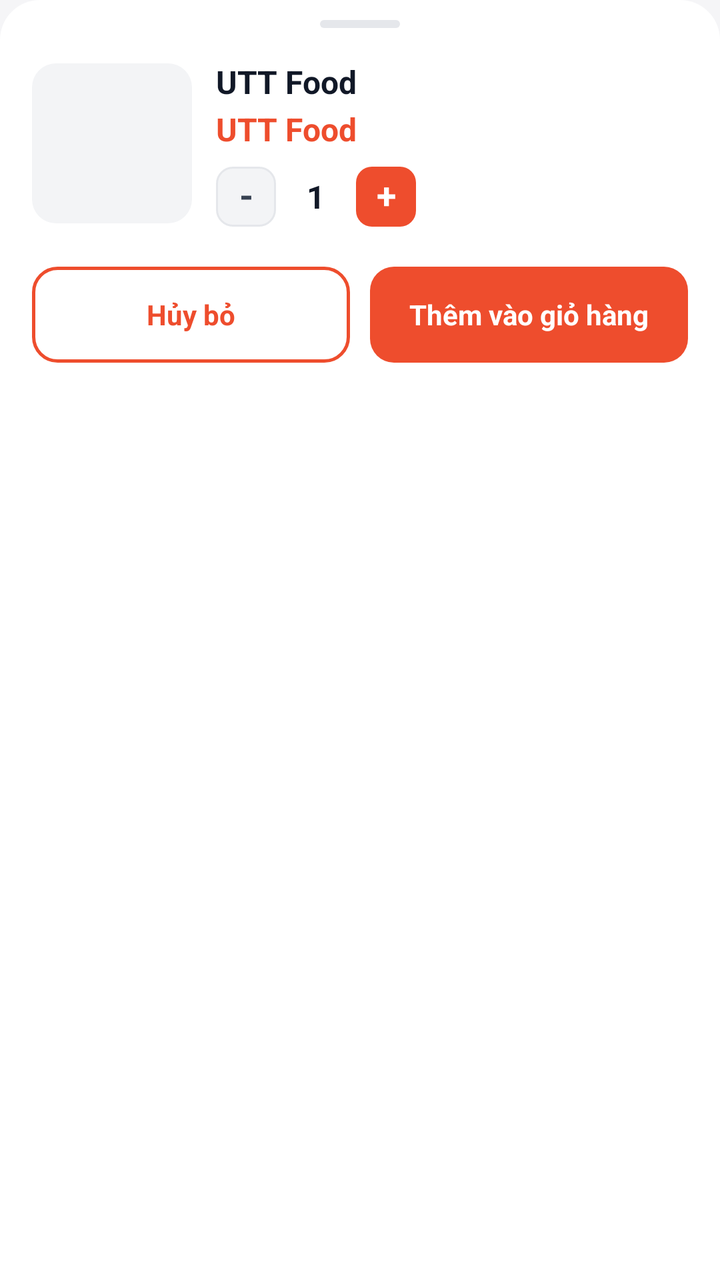
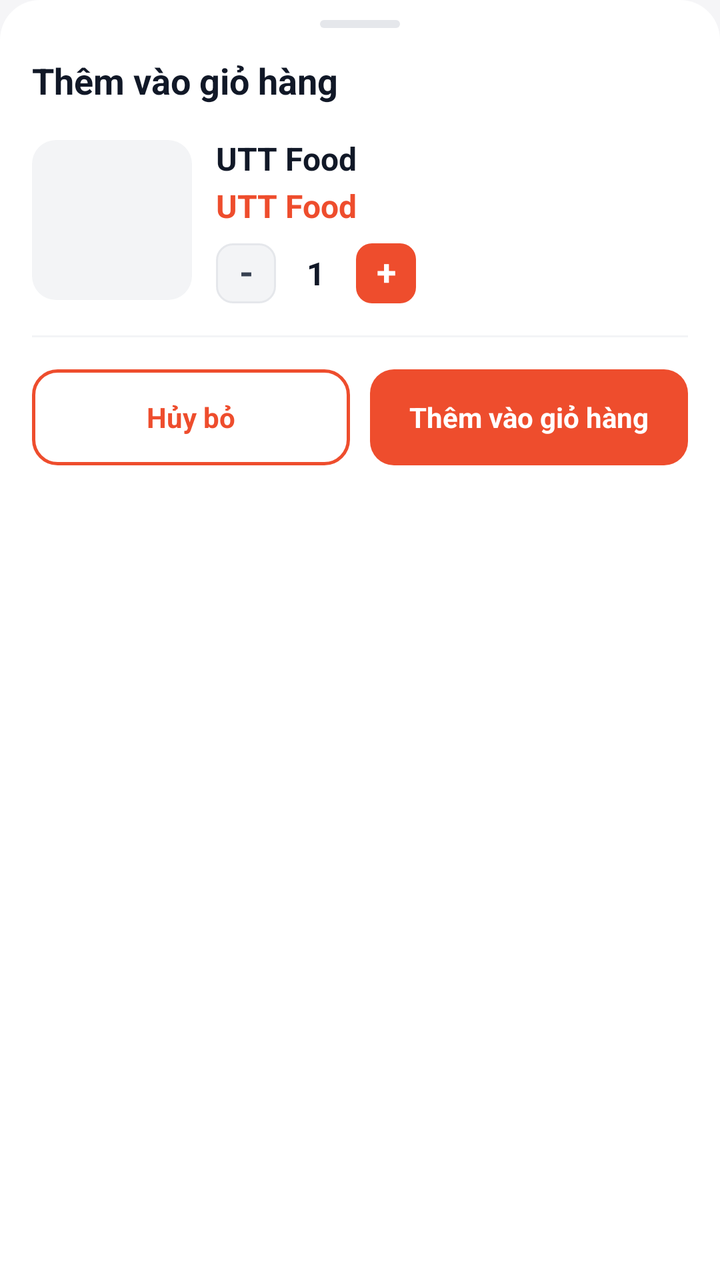

An Android layout rendered at two revisions. The XML below is the earlier revision; the diff shows what the commit changed to produce the second picture.
<!-- AndroidManifest.xml: application theme AppTheme -->
<!-- res/layout/layout_bottom_sheet_cart.xml -->
<?xml version="1.0" encoding="utf-8"?>
<RelativeLayout xmlns:android="http://schemas.android.com/apk/res/android"
    xmlns:app="http://schemas.android.com/apk/res-auto"
    xmlns:tools="http://schemas.android.com/tools"
    android:layout_width="match_parent"
    android:layout_height="wrap_content"
    android:background="@drawable/bg_sheet_top"
    android:paddingStart="@dimen/define_dimen_16"
    android:paddingTop="@dimen/define_dimen_10"
    android:paddingEnd="@dimen/define_dimen_16"
    android:paddingBottom="@dimen/define_dimen_16"
    tools:viewBindingIgnore="true">

    <View
        android:id="@+id/grabber"
        android:layout_width="@dimen/define_dimen_40"
        android:layout_height="4dp"
        android:layout_centerHorizontal="true"
        android:background="@drawable/bg_sheet_grabber" />

    <RelativeLayout
        android:id="@+id/layout_infor"
        android:layout_width="match_parent"
        android:layout_height="wrap_content"
        android:layout_below="@+id/grabber"
        android:layout_marginTop="@dimen/define_dimen_16">

        <androidx.cardview.widget.CardView
            android:id="@+id/layout_image"
            android:layout_width="@dimen/define_dimen_80"
            android:layout_height="@dimen/define_dimen_80"
            android:layout_centerVertical="true"
            app:cardCornerRadius="@dimen/define_dimen_12"
            app:cardElevation="0dp">

            <ImageView
                android:id="@+id/img_food_cart"
                android:layout_width="match_parent"
                android:layout_height="match_parent"
                android:background="@color/neutral100"
                android:scaleType="centerCrop"
                tools:ignore="ContentDescription" />
        </androidx.cardview.widget.CardView>

        <LinearLayout
            android:layout_width="match_parent"
            android:layout_height="wrap_content"
            android:layout_centerVertical="true"
            android:layout_marginStart="@dimen/define_dimen_12"
            android:layout_toEndOf="@+id/layout_image"
            android:orientation="vertical">

            <TextView
                android:id="@+id/tv_food_name_cart"
                android:layout_width="match_parent"
                android:layout_height="wrap_content"
                android:ellipsize="end"
                android:maxLines="2"
                android:text="@string/app_name"
                android:textColor="@color/neutral900"
                android:textSize="@dimen/text_size_normal"
                android:textStyle="bold" />

            <TextView
                android:id="@+id/tv_food_price_cart"
                android:layout_width="wrap_content"
                android:layout_height="wrap_content"
                android:layout_marginTop="@dimen/define_dimen_2"
                android:text="@string/app_name"
                android:textColor="@color/priceColor"
                android:textSize="@dimen/text_size_normal"
                android:textStyle="bold" />

            <LinearLayout
                android:layout_width="wrap_content"
                android:layout_height="wrap_content"
                android:layout_marginTop="@dimen/define_dimen_8"
                android:gravity="center_vertical"
                android:orientation="horizontal">

                <TextView
                    android:id="@+id/tv_subtract"
                    android:layout_width="@dimen/define_dimen_30"
                    android:layout_height="@dimen/define_dimen_30"
                    android:background="@drawable/bg_stepper_button"
                    android:gravity="center"
                    android:includeFontPadding="false"
                    android:text="@string/label_sub"
                    android:textColor="@color/neutral700"
                    android:textSize="@dimen/text_size_xnormal"
                    android:textStyle="bold" />

                <TextView
                    android:id="@+id/tv_count"
                    android:layout_width="@dimen/define_dimen_40"
                    android:layout_height="@dimen/define_dimen_30"
                    android:gravity="center"
                    android:text="@string/label_quantity_1"
                    android:textColor="@color/neutral900"
                    android:textSize="@dimen/text_size_normal"
                    android:textStyle="bold" />

                <TextView
                    android:id="@+id/tv_add"
                    android:layout_width="@dimen/define_dimen_30"
                    android:layout_height="@dimen/define_dimen_30"
                    android:background="@drawable/bg_stepper_button_primary"
                    android:gravity="center"
                    android:includeFontPadding="false"
                    android:text="@string/label_add"
                    android:textColor="@color/white"
                    android:textSize="@dimen/text_size_xnormal"
                    android:textStyle="bold" />
            </LinearLayout>
        </LinearLayout>
    </RelativeLayout>

    <LinearLayout
        android:layout_width="match_parent"
        android:layout_height="wrap_content"
        android:layout_below="@+id/layout_infor"
        android:layout_marginTop="@dimen/define_dimen_20"
        android:orientation="horizontal">

        <TextView
            android:id="@+id/tv_cancel"
            android:layout_width="0dp"
            android:layout_height="@dimen/define_dimen_48"
            android:layout_marginEnd="@dimen/define_dimen_10"
            android:layout_weight="1"
            android:background="@drawable/bg_outlined_button"
            android:gravity="center"
            android:text="@string/cancel"
            android:textColor="@color/brandOrange"
            android:textSize="@dimen/text_size_small"
            android:textStyle="bold" />

        <TextView
            android:id="@+id/tv_add_cart"
            android:layout_width="0dp"
            android:layout_height="@dimen/define_dimen_48"
            android:layout_weight="1"
            android:background="@drawable/bg_primary_button"
            android:gravity="center"
            android:text="@string/add_to_cart"
            android:textColor="@color/white"
            android:textSize="@dimen/text_size_small"
            android:textStyle="bold" />
    </LinearLayout>
</RelativeLayout>
<!-- resources referenced by this layout -->
<resources>
  <color name="brandOrange">#EE4D2D</color>
  <color name="neutral100">#F3F4F6</color>
  <color name="neutral700">#374151</color>
  <color name="neutral900">#111827</color>
  <color name="priceColor">#EE4D2D</color>
  <color name="white">#ffffff</color>
  <dimen name="define_dimen_10">10dp</dimen>
  <dimen name="define_dimen_12">12dp</dimen>
  <dimen name="define_dimen_16">16dp</dimen>
  <dimen name="define_dimen_2">2dp</dimen>
  <dimen name="define_dimen_20">20dp</dimen>
  <dimen name="define_dimen_30">30dp</dimen>
  <dimen name="define_dimen_40">40dp</dimen>
  <dimen name="define_dimen_48">48dp</dimen>
  <dimen name="define_dimen_8">8dp</dimen>
  <dimen name="define_dimen_80">80dp</dimen>
  <dimen name="text_size_normal">16sp</dimen>
  <dimen name="text_size_small">14sp</dimen>
  <dimen name="text_size_xnormal">18sp</dimen>
  <!-- drawable bg_primary_button (drawable) -->
  <?xml version="1.0" encoding="utf-8"?>
  <ripple xmlns:android="http://schemas.android.com/apk/res/android"
      android:color="@color/rippleLight">
      <item android:id="@android:id/mask">
          <shape android:shape="rectangle">
              <solid android:color="@color/white" />
              <corners android:radius="12dp" />
          </shape>
      </item>
      <item>
          <shape android:shape="rectangle">
              <solid android:color="@color/brandOrange" />
              <corners android:radius="12dp" />
          </shape>
      </item>
  </ripple>
  <!-- drawable bg_sheet_grabber (drawable) -->
  <?xml version="1.0" encoding="utf-8"?>
  <shape xmlns:android="http://schemas.android.com/apk/res/android"
      android:shape="rectangle">
      <solid android:color="@color/neutral200" />
      <corners android:radius="3dp" />
  </shape>
  <!-- drawable bg_sheet_top (drawable) -->
  <?xml version="1.0" encoding="utf-8"?>
  <shape xmlns:android="http://schemas.android.com/apk/res/android"
      android:shape="rectangle">
      <solid android:color="@color/surfaceBackground" />
      <corners
          android:topLeftRadius="20dp"
          android:topRightRadius="20dp" />
  </shape>
  <!-- drawable bg_stepper_button_primary (drawable) -->
  <?xml version="1.0" encoding="utf-8"?>
  <ripple xmlns:android="http://schemas.android.com/apk/res/android"
      android:color="@color/rippleLight">
      <item android:id="@android:id/mask">
          <shape android:shape="rectangle">
              <solid android:color="@color/white" />
              <corners android:radius="8dp" />
          </shape>
      </item>
      <item>
          <shape android:shape="rectangle">
              <solid android:color="@color/brandOrange" />
              <corners android:radius="8dp" />
          </shape>
      </item>
  </ripple>
  <string name="add_to_cart">Thêm vào giỏ hàng</string>
  <string name="app_name">UTT Food</string>
  <string name="cancel">Hủy bỏ</string>
  <string name="label_add">+</string>
  <string name="label_quantity_1">1</string>
  <string name="label_sub">-</string>
  <style name="AppTheme" parent="Theme.AppCompat.Light.NoActionBar">
          <item name="colorPrimary">@color/colorPrimary</item>
          <item name="colorPrimaryDark">@color/colorPrimaryDark</item>
          <item name="colorAccent">@color/colorAccent</item>
          <item name="android:statusBarColor">@color/brandOrangeDark</item>
          <item name="android:windowBackground">@color/screenBackground</item>
          <item name="android:textColor">@color/textColorPrimary</item>
      </style>
  <color name="ripplePrimary">#33EE4D2D</color>
  <color name="rippleLight">#33FFFFFF</color>
  <color name="neutral200">#E5E7EB</color>
  <color name="surfaceBackground">#FFFFFF</color>
  <color name="rippleDark">#1F000000</color>
  <color name="colorPrimary">#EE4D2D</color>
  <color name="colorPrimaryDark">#D73211</color>
  <color name="colorAccent">#FF7A47</color>
  <color name="brandOrangeDark">#D73211</color>
  <color name="screenBackground">#F5F5F7</color>
  <color name="textColorPrimary">#222222</color>
  <!-- unchanged entries left out for length: 2 -->
</resources>

<!-- the commit's change to res/layout/layout_bottom_sheet_cart.xml (unified diff, before → after) -->
@@ -18,11 +18,22 @@
         android:layout_centerHorizontal="true"
         android:background="@drawable/bg_sheet_grabber" />
 
+    <TextView
+        android:id="@+id/tv_sheet_title"
+        android:layout_width="match_parent"
+        android:layout_height="wrap_content"
+        android:layout_below="@+id/grabber"
+        android:layout_marginTop="@dimen/define_dimen_14"
+        android:text="@string/add_to_cart"
+        android:textColor="@color/neutral900"
+        android:textSize="@dimen/text_size_xnormal"
+        android:textStyle="bold" />
+
     <RelativeLayout
         android:id="@+id/layout_infor"
         android:layout_width="match_parent"
         android:layout_height="wrap_content"
-        android:layout_below="@+id/grabber"
+        android:layout_below="@+id/tv_sheet_title"
         android:layout_marginTop="@dimen/define_dimen_16">
 
         <androidx.cardview.widget.CardView
@@ -115,11 +126,19 @@
         </LinearLayout>
     </RelativeLayout>
 
+    <View
+        android:id="@+id/divider_cart_sheet"
+        android:layout_width="match_parent"
+        android:layout_height="1dp"
+        android:layout_below="@+id/layout_infor"
+        android:layout_marginTop="@dimen/define_dimen_16"
+        android:background="@color/neutral100" />
+
     <LinearLayout
         android:layout_width="match_parent"
         android:layout_height="wrap_content"
-        android:layout_below="@+id/layout_infor"
-        android:layout_marginTop="@dimen/define_dimen_20"
+        android:layout_below="@+id/divider_cart_sheet"
+        android:layout_marginTop="@dimen/define_dimen_16"
         android:orientation="horizontal">
 
         <TextView
<!-- resource entries referenced after the edit -->
@@ -8,9 +8,9 @@
   <color name="white">#ffffff</color>
   <dimen name="define_dimen_10">10dp</dimen>
   <dimen name="define_dimen_12">12dp</dimen>
+  <dimen name="define_dimen_14">14dp</dimen>
   <dimen name="define_dimen_16">16dp</dimen>
   <dimen name="define_dimen_2">2dp</dimen>
-  <dimen name="define_dimen_20">20dp</dimen>
   <dimen name="define_dimen_30">30dp</dimen>
   <dimen name="define_dimen_40">40dp</dimen>
   <dimen name="define_dimen_48">48dp</dimen>
@@ -75,7 +75,7 @@
   <string name="label_add">+</string>
   <string name="label_quantity_1">1</string>
   <string name="label_sub">-</string>
-  <style name="AppTheme" parent="Theme.AppCompat.Light.NoActionBar">
+  <style name="AppTheme" parent="Theme.MaterialComponents.Light.NoActionBar.Bridge">
           <item name="colorPrimary">@color/colorPrimary</item>
           <item name="colorPrimaryDark">@color/colorPrimaryDark</item>
           <item name="colorAccent">@color/colorAccent</item>
